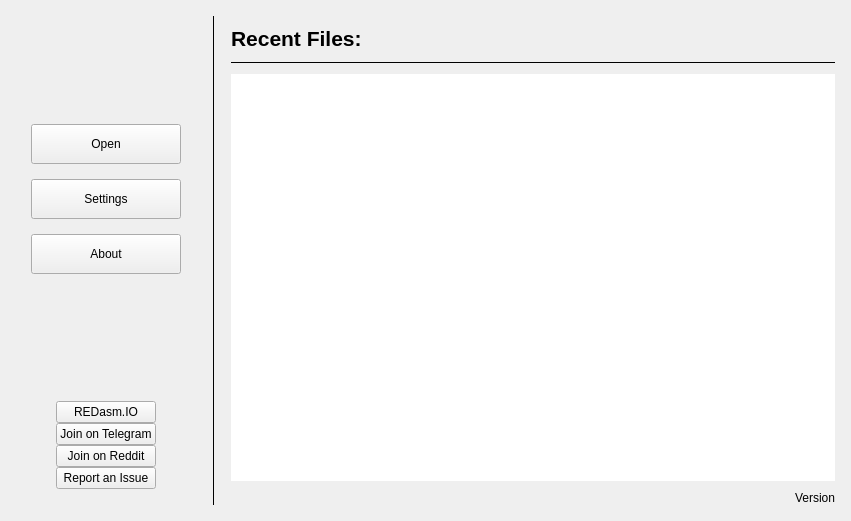
First picture: the form in widgets/welcomewidget.ui, repository REDasmOrg/REDasm, before the edit.
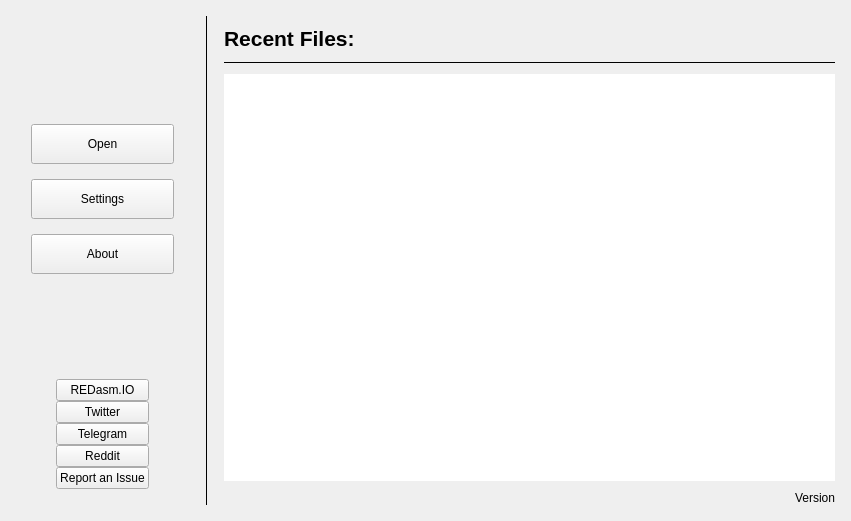
Second picture: the form after the edit.

Commit message: WelcomeWidget: Added Twitter handle

```diff
--- a/widgets/welcomewidget.ui
+++ b/widgets/welcomewidget.ui
@@ -183,24 +183,10 @@
            <property name="spacing">
             <number>0</number>
            </property>
-           <item row="2" column="0">
-            <widget class="QPushButton" name="pbReddit">
-             <property name="text">
-              <string>Join on Reddit</string>
-             </property>
-            </widget>
-           </item>
-           <item row="1" column="0">
-            <widget class="QPushButton" name="pbTelegram">
-             <property name="text">
-              <string>Join on Telegram</string>
-             </property>
-            </widget>
-           </item>
            <item row="3" column="0">
-            <widget class="QPushButton" name="pbGitHub">
+            <widget class="QPushButton" name="pbReddit">
              <property name="text">
-              <string>Report an Issue</string>
+              <string>Reddit</string>
              </property>
             </widget>
            </item>
@@ -211,6 +197,27 @@
              </property>
             </widget>
            </item>
+           <item row="4" column="0">
+            <widget class="QPushButton" name="pbGitHub">
+             <property name="text">
+              <string>Report an Issue</string>
+             </property>
+            </widget>
+           </item>
+           <item row="2" column="0">
+            <widget class="QPushButton" name="pbTelegram">
+             <property name="text">
+              <string>Telegram</string>
+             </property>
+            </widget>
+           </item>
+           <item row="1" column="0">
+            <widget class="QPushButton" name="pbTwitter">
+             <property name="text">
+              <string>Twitter</string>
+             </property>
+            </widget>
+           </item>
           </layout>
          </item>
          <item>
```
The commit also changes 1 other file.
